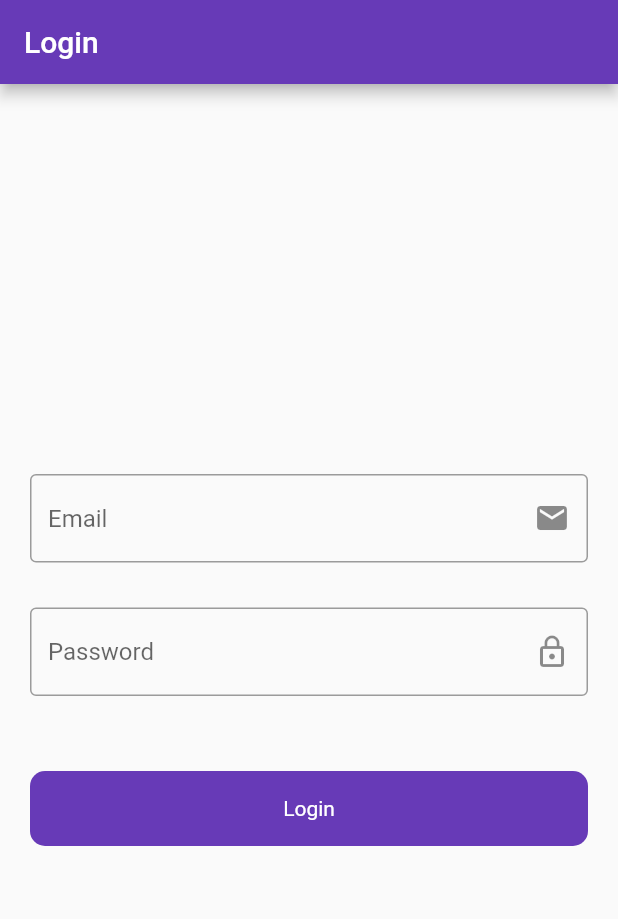
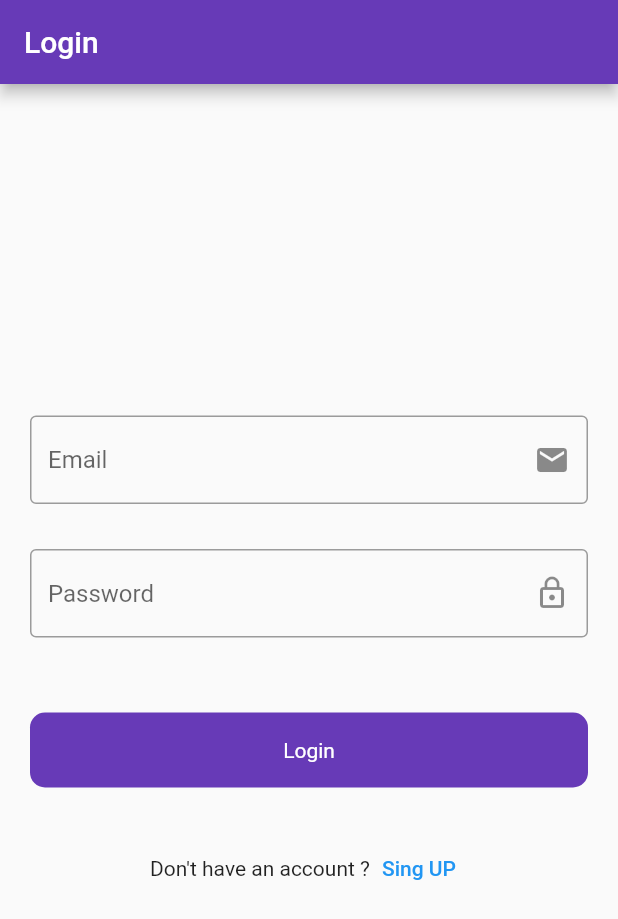
Before and after one commit to ahmedalgzery/Firebase, a Flutter app: the screen it shows after launch, on a phone screen of 412 x 824 dp. Shown: the top 919 px of the screen. Run offline on Flutter 3.47's test engine with Material 2 defaults, Android fonts, the phone set to English and light mode, and no system bars; our stand-ins replace firebase_core; accounts and stored records are empty.

```diff
--- a/lib/ui/auth/login_screen.dart
+++ b/lib/ui/auth/login_screen.dart
@@ -1,5 +1,7 @@
+import 'package:firebase/ui/auth/sinup_screen.dart';
 import 'package:firebase/widgets/round_button.dart';
 import 'package:flutter/material.dart';
+import 'package:flutter/services.dart';
 
 class LoginScreen extends StatefulWidget {
   const LoginScreen({super.key});
@@ -21,7 +23,12 @@ class _LoginScreenState extends State<LoginScreen> {
 
   @override
   Widget build(BuildContext context) {
-    return Scaffold(
+    return WillPopScope(
+      onWillPop: () async {
+        SystemNavigator.pop();
+        return true;
+      },
+      child: Scaffold(
         appBar: AppBar(
           automaticallyImplyLeading: false,
           title: const Text('Login'),
@@ -79,8 +86,32 @@ class _LoginScreenState extends State<LoginScreen> {
                 onTap: () {
                   if (_globalKey.currentState!.validate()) {}
                 },
+              ),
+              const SizedBox(
+                height: 30,
+              ),
+              Row(
+                mainAxisAlignment: MainAxisAlignment.center,
+                children: [
+                  const Text("Don't have an account ?"),
+                  TextButton(
+                    onPressed: () {
+                      Navigator.push(
+                        context,
+                        MaterialPageRoute(
+                          builder: (context) => const SingUpScreen(),
+                        ),
+                      );
+                    },
+                    child: const Text(
+                      'Sing UP',
+                      style: TextStyle(color: Colors.blue),
+                    ),
+                  ),
+                ],
               )
             ],
+          ),
         ),
       ),
     );
```
Also changed, not shown: lib/ui/auth/sinup_screen.dart (added, +111 -0 lines). Lines whose indentation alone changed are shown as unchanged.
